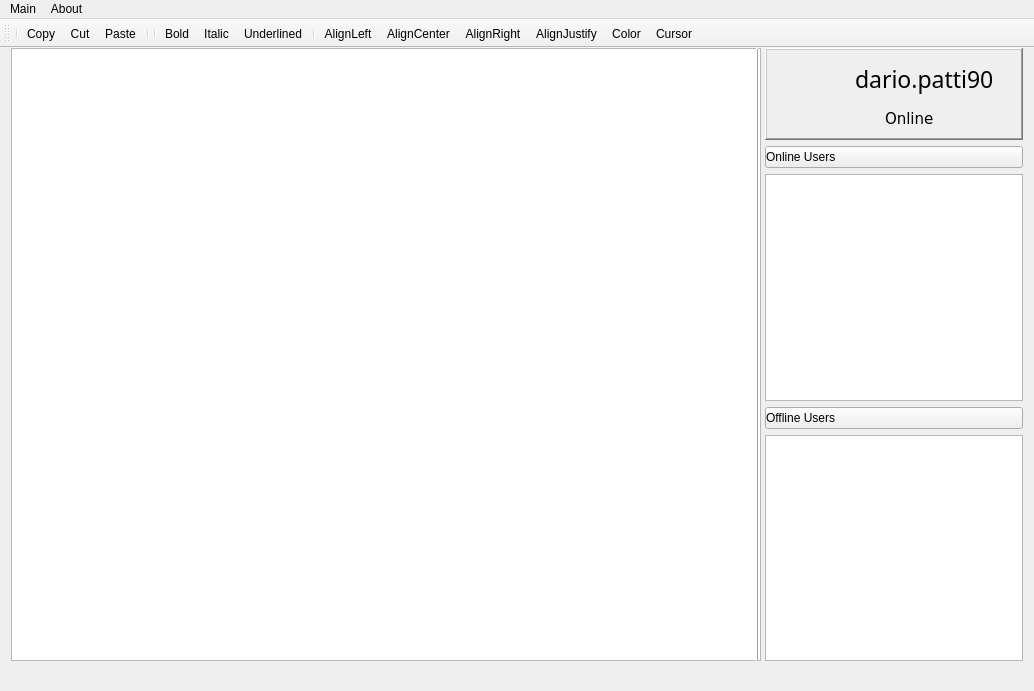
The window that qt_project_gui/forms/mainwindow.ui (Grain0fSand/cooperative-online-text-editor) describes before a commit, drawn with Qt 5.
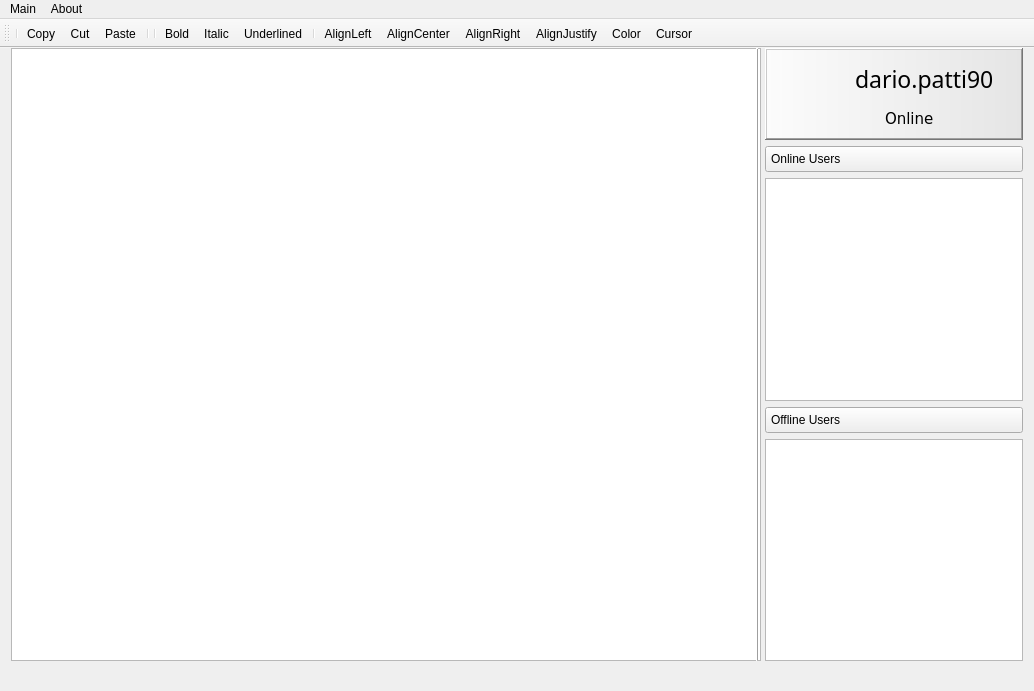
The same window after the commit. Icons and pictures are not drawn. Custom widgets are drawn as their Qt base class.

What changed in the file:
```diff
--- a/qt_project_gui/forms/mainwindow.ui
+++ b/qt_project_gui/forms/mainwindow.ui
@@ -10,6 +10,9 @@
     <height>691</height>
    </rect>
   </property>
+  <property name="styleSheet">
+   <string>MainWindow { background: #E6E6E6; } QLineEdit { background: white; }</string>
+  </property>
   <property name="sizePolicy">
    <sizepolicy hsizetype="Fixed" vsizetype="Fixed">
     <horstretch>0</horstretch>
@@ -142,6 +145,9 @@
           <height>92</height>
          </size>
         </property>
+        <property name="styleSheet">
+         <string notr="true">QFrame#myTag { background-color: qlineargradient( x1:0 y1:0, x2:1 y2:0, stop:0 #FCFCFC, stop:1 #E5E5E5); }</string>
+        </property>
         <property name="font">
          <font>
           <pointsize>8</pointsize>
@@ -255,7 +261,7 @@
          <enum>Qt::RightToLeft</enum>
         </property>
         <property name="styleSheet">
-         <string notr="true">text-align:left;</string>
+         <string notr="true">text-align:left; padding: 5px;</string>
         </property>
         <property name="text">
          <string>Online Users</string>
@@ -318,7 +324,7 @@
          <enum>Qt::RightToLeft</enum>
         </property>
         <property name="styleSheet">
-         <string notr="true">text-align:left;</string>
+         <string notr="true">text-align:left; padding: 5px;</string>
         </property>
         <property name="text">
          <string>Offline Users</string>
```
